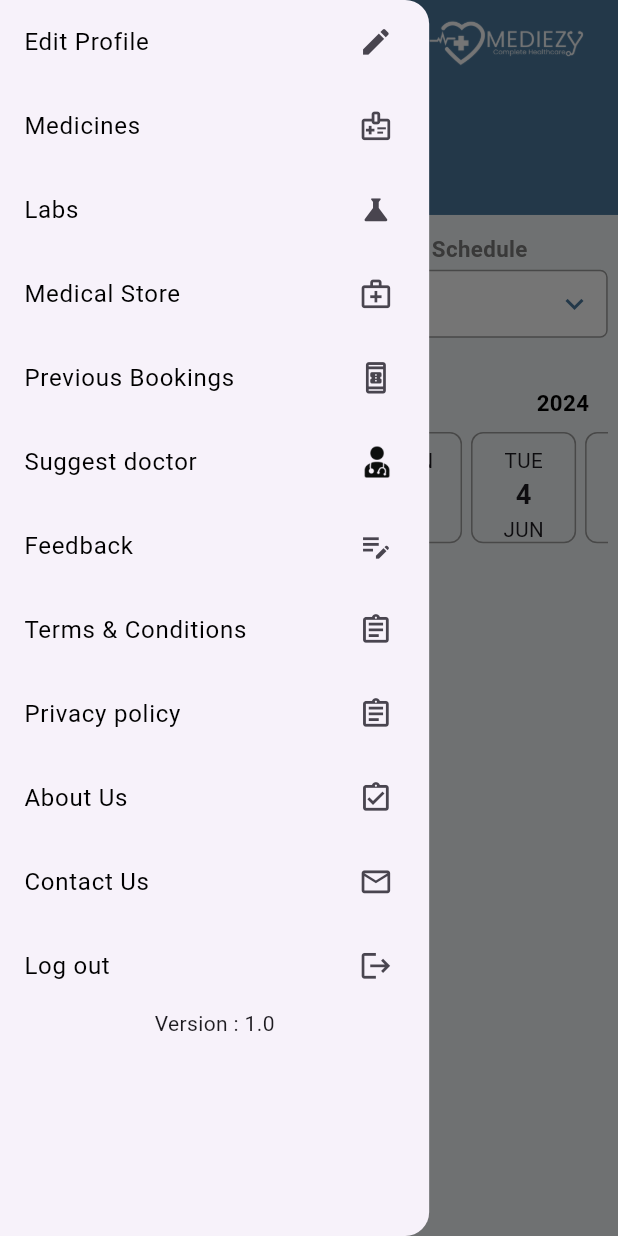
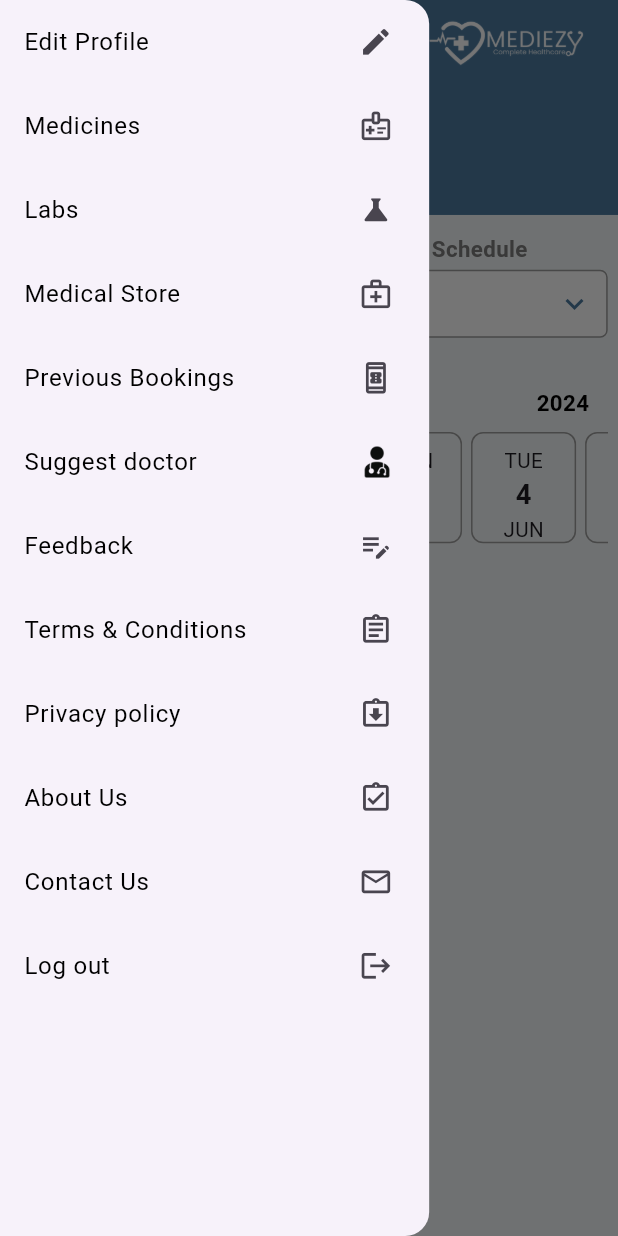
Before and after one commit to mediezytechnologies/mediezy_doctor_app, a Flutter app: the AppointmentsScreen screen opened directly, with the side drawer open, on a phone screen of 412 x 824 dp. Run offline on Flutter 3.47's test engine with Material 3 defaults, Android fonts, the phone set to English and light mode, and no system bars; drawn by our look-alikes of upgrader; our stand-ins replace bloc, card_swiper, connectivity_plus, dio, easy_date_timeline, fancy_shimmer_image and 17 more; missing offline and left inert: animation_wrappers, flutter_phone_direct_caller, overlay_tooltip; accounts and stored records are empty; network calls fail.

```diff
--- a/lib/Ui/Screens/AppointmentsScreen/Widgets/appoiment_drawer.dart
+++ b/lib/Ui/Screens/AppointmentsScreen/Widgets/appoiment_drawer.dart
@@ -263,7 +263,7 @@ class CustomDrawer extends StatelessWidget {
           ListTile(
             title: Text('Privacy policy',
                 style: size.width > 450 ? blackTab9B400 : black14B400),
-            trailing: Icon(Icons.assignment_outlined,
+            trailing: Icon(Icons.assignment_returned_outlined,
                 size: size.width > 450 ? 13.sp : 20.sp),
             onTap: () {
               // Handle item 2 tap
@@ -329,8 +329,6 @@ class CustomDrawer extends StatelessWidget {
               });
             },
           ),
-          const Center(child: Text("Version : 1.0")),
-          const VerticalSpacingWidget(height: 10),
         ],
       ),
     );
--- a/lib/Ui/Screens/TokenScreen/token_screen.dart
+++ b/lib/Ui/Screens/TokenScreen/token_screen.dart
@@ -1101,7 +1101,7 @@ class _TokenScreenState extends State<TokenScreen> {
                                                                               ),
                                                                             );
 
-                                                                            Future.delayed(const Duration(seconds: 2),
+                                                                            Future.delayed(const Duration(seconds: 8),
                                                                                 () {
                                                                               if (mounted) {
                                                                                 _addCheckinOrCheckoutBloc!.add(
@@ -1111,7 +1111,6 @@ class _TokenScreenState extends State<TokenScreen> {
                                                                                 );
                                                                               }
                                                                             });
-
                                                                             isFirstCheckIn =
                                                                                 false;
                                                                           },
@@ -1134,9 +1133,8 @@ class _TokenScreenState extends State<TokenScreen> {
                                                                                 '',
                                                                           ),
                                                                         );
-
                                                                         Future.delayed(
-                                                                            const Duration(seconds: 2),
+                                                                            const Duration(seconds: 8),
                                                                             () {
                                                                           if (mounted) {
                                                                             _addCheckinOrCheckoutBloc!.add(
```
Also changed, not shown: lib/Ui/CommonWidgets/get_edical_store_widget.dart (+6 -2 lines), lib/Ui/CommonWidgets/get_lab_widget.dart (+6 -2 lines), lib/Ui/CommonWidgets/short_names_widget.dart (+9 -5 lines), lib/Ui/Screens/SheduleTokenScreen/ScheduleToken/schedule_token_details_screen.dart (+9 -9 lines).
